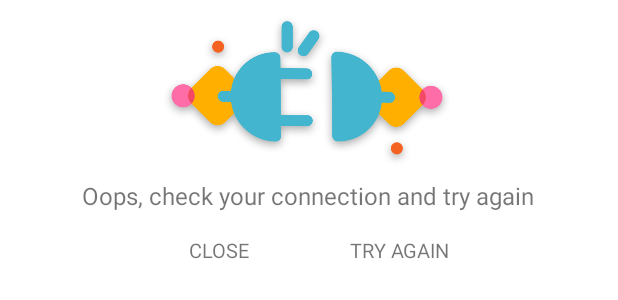
After one commit to FleksySDK/KeyboardPlugins-Android, an Android app: the layout layout_connection_error_frame.xml on its own in the app's theme, with its tools: preview values and no code run, on a phone screen of 412 x 824 dp. The commit adds this screen. Shown: the top 300 px of the screen. Run offline under Robolectric (Android 15) with nearby library versions, the phone set to English and light mode, and no system bars.

Commit message:
fix: [FSDK-2253] The no-connection image is cropped on Mediashare app
* Created separate layout with different dimensions for frame view app in order to fix cropping

Signed-off-by: Alexey Cherepanov <aleksei.cherepanov@fleksy.com>

```diff
--- a/base/src/main/res/layout/layout_base_frame.xml
+++ b/base/src/main/res/layout/layout_base_frame.xml
@@ -149,7 +149,7 @@
 
         <include
             android:id="@+id/connectionErrorLayout"
-            layout="@layout/layout_connection_error"
+            layout="@layout/layout_connection_error_frame"
             android:layout_width="0dp"
             android:layout_height="0dp"
             android:visibility="gone"
--- /dev/null
+++ b/base/src/main/res/layout/layout_connection_error_frame.xml
@@ -0,0 +1,54 @@
+<?xml version="1.0" encoding="utf-8"?>
+<LinearLayout xmlns:android="http://schemas.android.com/apk/res/android"
+    xmlns:app="http://schemas.android.com/apk/res-auto"
+    android:layout_width="match_parent"
+    android:layout_height="wrap_content"
+    android:background="@android:color/white"
+    android:clickable="true"
+    android:focusable="true"
+    android:gravity="center"
+    android:orientation="vertical">
+
+    <androidx.appcompat.widget.AppCompatImageView
+        android:layout_width="wrap_content"
+        android:layout_height="0dp"
+        android:layout_weight="1"
+        app:srcCompat="@drawable/connection_error_illustration" />
+
+    <androidx.appcompat.widget.AppCompatTextView
+        android:id="@+id/errorConnectionLabel"
+        android:layout_width="wrap_content"
+        android:layout_height="wrap_content"
+        android:text="@string/error_connection_message"
+        android:textSize="@dimen/error_message_text_size_frame" />
+
+    <LinearLayout
+        android:layout_width="match_parent"
+        android:layout_height="wrap_content"
+        android:gravity="center">
+
+        <androidx.appcompat.widget.AppCompatTextView
+            android:id="@+id/errorConnectionCancelButton"
+            style="@style/AppButton"
+            android:paddingVertical="@dimen/buttons_vertical_padding_frame"
+            android:layout_height="wrap_content"
+            android:layout_width="100dp"
+            android:textSize="13sp"
+            android:layout_marginVertical="10dp"
+            android:layout_marginHorizontal="@dimen/error_buttons_margin"
+            android:text="@string/error_message_close" />
+
+        <androidx.appcompat.widget.AppCompatTextView
+            style="@style/AppButton"
+            android:id="@+id/errorConnectionRetryButton"
+            android:paddingVertical="@dimen/buttons_vertical_padding_frame"
+            android:layout_height="wrap_content"
+            android:layout_width="100dp"
+            android:textSize="13sp"
+            android:layout_marginVertical="10dp"
+            android:layout_marginHorizontal="@dimen/error_buttons_margin"
+            android:text="@string/error_message_retry"/>
+
+    </LinearLayout>
+
+</LinearLayout>
--- a/base/src/main/res/values/dimens.xml
+++ b/base/src/main/res/values/dimens.xml
@@ -29,9 +29,12 @@
 	<dimen name="autocomplete_text_size">17sp</dimen>
 	<dimen name="card_text_margin">10dp</dimen>
 	<dimen name="error_message_text_size">16sp</dimen>
+	<dimen name="error_message_text_size_frame">16sp</dimen>
 	<dimen name="buttons_text_size">13sp</dimen>
+	<dimen name="buttons_text_size_frame">10sp</dimen>
 	<dimen name="buttons_min_width">100dp</dimen>
 	<dimen name="buttons_vertical_padding">13dp</dimen>
+	<dimen name="buttons_vertical_padding_frame">6dp</dimen>
 	<dimen name="permission_buttons_margin">8dp</dimen>
     <dimen name="app_input_margin_start">16dp</dimen>
 	<dimen name="app_icon_margin">8dp</dimen>
```
